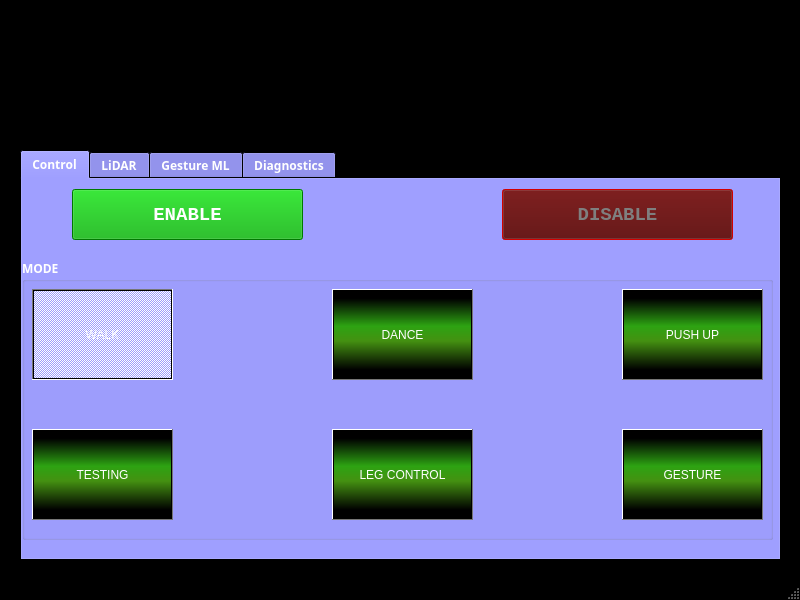
Above: platform.ui from RAMBotsCSU/platform before the change. Below: the same form after it.
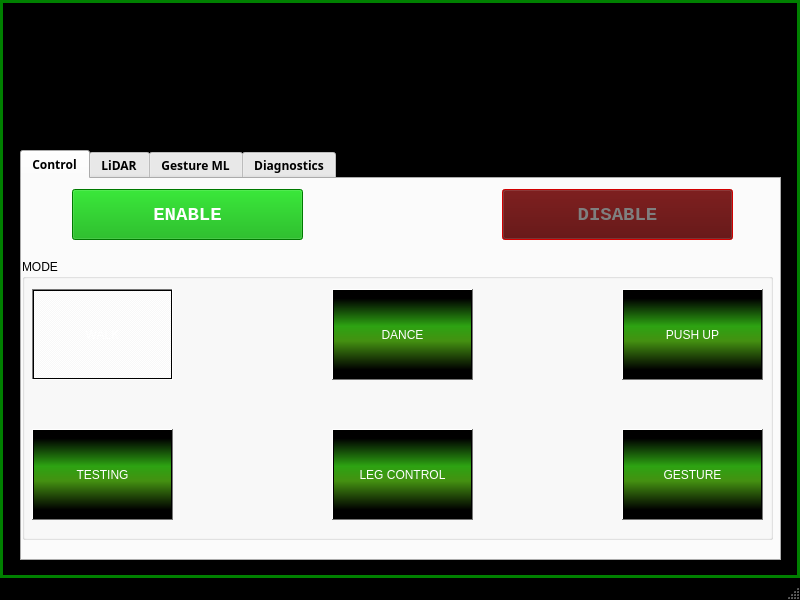
That is the form after the change. Icons and pictures are not drawn.

Commit message: UI_background attempt 1

What changed in the file:
```diff
--- a/platform.ui
+++ b/platform.ui
@@ -464,6 +464,12 @@
   <property name="windowTitle">
    <string>Window</string>
   </property>
+  <property name="styleSheet">
+   <string notr="true">QWidget#centralwidget {
+    border: 3px solid green;
+    border-image: url(ui_images/rambotsbackground.png) 0 0 0 0 stretch stretch;
+}</string>
+  </property>
   <widget class="QWidget" name="centralwidget">
    <widget class="QTabWidget" name="tabWidget">
     <property name="enabled">
@@ -480,10 +486,15 @@
     <property name="font">
      <font>
       <family>Helvetica Light</family>
-      <weight>75</weight>
       <bold>true</bold>
      </font>
     </property>
+    <property name="styleSheet">
+     <string notr="true">QWidget#centralwidget {
+    border: 3px solid green;
+    border-image: url(ui_images/rambotsbackground.png) 0 0 0 0 stretch stretch;
+}</string>
+    </property>
     <property name="currentIndex">
      <number>0</number>
     </property>
@@ -3454,6 +3465,15 @@
            </color>
           </brush>
          </colorrole>
+         <colorrole role="Highlight">
+          <brush brushstyle="SolidPattern">
+           <color alpha="255">
+            <red>31</red>
+            <green>155</green>
+            <blue>93</blue>
+           </color>
+          </brush>
+         </colorrole>
          <colorrole role="AlternateBase">
           <brush brushstyle="SolidPattern">
            <color alpha="255">
@@ -3600,6 +3620,15 @@
            </color>
           </brush>
          </colorrole>
+         <colorrole role="Highlight">
+          <brush brushstyle="SolidPattern">
+           <color alpha="255">
+            <red>31</red>
+            <green>155</green>
+            <blue>93</blue>
+           </color>
+          </brush>
+         </colorrole>
          <colorrole role="AlternateBase">
           <brush brushstyle="SolidPattern">
            <color alpha="255">
@@ -3746,6 +3775,15 @@
            </color>
           </brush>
          </colorrole>
+         <colorrole role="Highlight">
+          <brush brushstyle="SolidPattern">
+           <color alpha="255">
+            <red>31</red>
+            <green>155</green>
+            <blue>93</blue>
+           </color>
+          </brush>
+         </colorrole>
          <colorrole role="AlternateBase">
           <brush brushstyle="SolidPattern">
            <color alpha="255">
@@ -3789,7 +3827,6 @@
        <font>
         <family>Monospace</family>
         <pointsize>14</pointsize>
-        <weight>75</weight>
         <bold>true</bold>
        </font>
       </property>
@@ -4279,7 +4316,6 @@
        <font>
         <family>Monospace</family>
         <pointsize>14</pointsize>
-        <weight>75</weight>
         <italic>false</italic>
         <bold>true</bold>
        </font>
```
Left out of the diff: 10 changed lines with no effect on the pictures. The commit also changes 1 other file.
